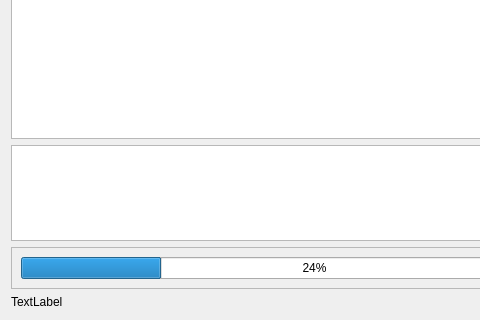
Old version of the form utils/pixivindextab.ui in the repository kernel1024/jpreader; both pictures show x 0 to 480 and y 90 to 410 of the 715 by 410 pixel window.
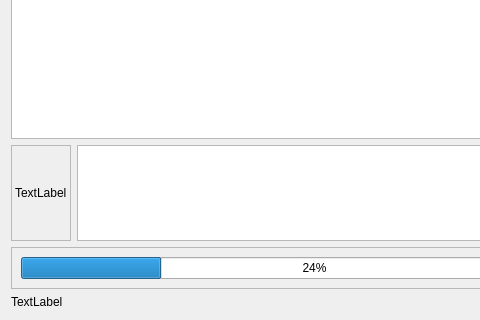
New version of the form.

Commit message: Custom novel covers display in pixiv index tab.

Diff of the .ui file:
```diff
--- a/utils/pixivindextab.ui
+++ b/utils/pixivindextab.ui
@@ -158,6 +158,18 @@
     </widget>
    </item>
    <item>
+    <layout class="QHBoxLayout" name="horizontalLayout_4">
+     <item>
+      <widget class="QLabel" name="labelCover">
+       <property name="frameShape">
+        <enum>QFrame::StyledPanel</enum>
+       </property>
+       <property name="text">
+        <string>TextLabel</string>
+       </property>
+      </widget>
+     </item>
+     <item>
     <widget class="QTextBrowser" name="editDescription">
      <property name="maximumSize">
       <size>
@@ -166,6 +178,8 @@
       </size>
      </property>
     </widget>
+     </item>
+    </layout>
    </item>
    <item>
     <widget class="QFrame" name="frameTranslator">
```
Lines whose indentation alone changed are shown as unchanged. The commit also changes 3 other files.
